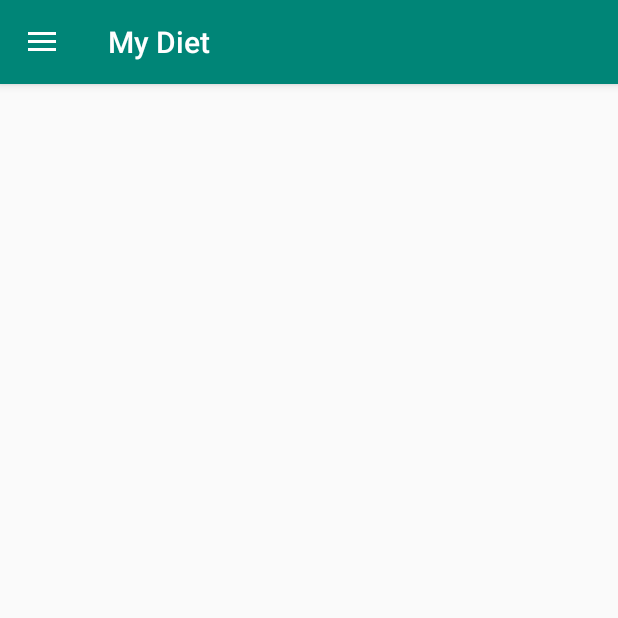
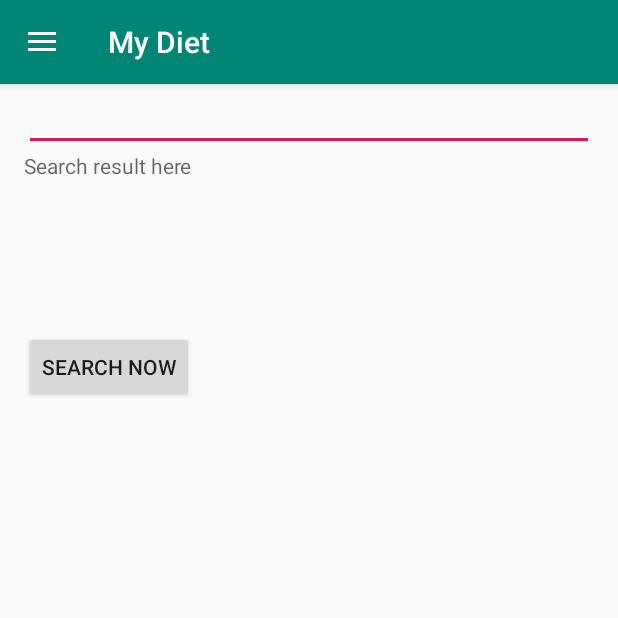
Before and after one commit to psin007/Calorie_Tracker, an Android app: the fragment MyDietScreen placed in its activity, in the side drawer, after a tap on "My diet", on a phone screen of 412 x 824 dp, the top half of it. Run offline under Robolectric (Android 15) with nearby library versions, the phone set to English and light mode, and no system bars.

Commit message:
custom search

```diff
--- a/app/src/main/java/com/example/mycalorietracker/MyHomeScreen.java
+++ b/app/src/main/java/com/example/mycalorietracker/MyHomeScreen.java
@@ -16,47 +16,47 @@ import java.text.SimpleDateFormat;
 import java.util.Calendar;
 
 public class MyHomeScreen  extends Fragment {
-    View vDisplayUnit;
+    View vHomeScreen;
     private TextView tvwelcome;
     private TextView tvdate;
     private EditText editGoal;
     @Override
     public View onCreateView(LayoutInflater inflater, ViewGroup container, Bundle
             savedInstanceState) {
-        vDisplayUnit = inflater.inflate(R.layout.myhomescreen, container, false);
+        vHomeScreen = inflater.inflate(R.layout.myhomescreen, container, false);
         welcomeMessage();
         showgoal();
         //when user updates Goal
-        Button clearButton=(Button)vDisplayUnit.findViewById(R.id.edit_goal);
+        Button clearButton=(Button)vHomeScreen.findViewById(R.id.edit_goal);
         clearButton.setOnClickListener(new View.OnClickListener() {
             public void onClick(View v) {
-                editGoal = (EditText)vDisplayUnit.findViewById(R.id.edgoal);
+                editGoal = (EditText)vHomeScreen.findViewById(R.id.edgoal);
                 String goalUpdated = editGoal.getText().toString();
                 SharedPreferences loggedinuser = getActivity().getSharedPreferences("Loggeduser", Context.MODE_PRIVATE);
                 SharedPreferences.Editor loggedUsered = loggedinuser.edit();
                 loggedUsered.putString("goalValue",goalUpdated);
                 loggedUsered.apply();
-                Toast.makeText(vDisplayUnit.getContext(),"Goal updated",Toast.LENGTH_SHORT).show();
+                Toast.makeText(vHomeScreen.getContext(),"Goal updated",Toast.LENGTH_SHORT).show();
                 showgoal();
             }
         });
-        return vDisplayUnit;
+        return vHomeScreen;
     }
 
     //to welcome user on dashboard and show current date and time
     public void welcomeMessage(){
-        tvwelcome = (TextView)vDisplayUnit.findViewById(R.id.tv_welcomeMsg);
+        tvwelcome = (TextView)vHomeScreen.findViewById(R.id.tv_welcomeMsg);
         SharedPreferences loggedinuser = getActivity().getSharedPreferences("Loggeduser", Context.MODE_PRIVATE);
         String uname = loggedinuser.getString("username",null);
         //int ulevelofactivity = Integer.parseInt(loggedinuser.getString("levelofactivity",null));//just checking
         tvwelcome.setText("Welcome "+uname);
         String date = new SimpleDateFormat("yyyy-MM-dd HH:mm").format(Calendar.getInstance().getTime());
-        tvdate = (TextView)vDisplayUnit.findViewById(R.id.tv_currentdateandtime);
+        tvdate = (TextView)vHomeScreen.findViewById(R.id.tv_currentdateandtime);
         tvdate.setText("Current date and time: " +date);
     }
     //show goal to dashboard
     public void showgoal(){
-        editGoal = (EditText)vDisplayUnit.findViewById(R.id.edgoal);
+        editGoal = (EditText)vHomeScreen.findViewById(R.id.edgoal);
         SharedPreferences loggedinuser = getActivity().getSharedPreferences("Loggeduser", Context.MODE_PRIVATE);
         String goalVal = loggedinuser.getString("goalValue","0");
         editGoal.setText(goalVal);
--- a/app/src/main/res/layout/mydietscreen.xml
+++ b/app/src/main/res/layout/mydietscreen.xml
@@ -1,7 +1,42 @@
 <?xml version="1.0" encoding="utf-8"?>
-<android.support.constraint.ConstraintLayout
-    xmlns:android="http://schemas.android.com/apk/res/android" android:layout_width="match_parent"
+<RelativeLayout xmlns:android="http://schemas.android.com/apk/res/android"
+    xmlns:app="http://schemas.android.com/apk/res-auto"
+    xmlns:tools="http://schemas.android.com/tools"
+    android:layout_width="match_parent"
     android:layout_height="match_parent"
+    android:orientation="vertical"
     >
+    <EditText
+        android:id="@+id/searchfood"
+        android:layout_width="match_parent"
+        android:layout_height="wrap_content"
+        android:layout_marginTop="39dp"
+        />
 
-</android.support.constraint.ConstraintLayout>
+    <Button
+        android:id="@+id/btnFind"
+        android:layout_width="wrap_content"
+        android:layout_height="wrap_content"
+        android:layout_below="@id/searchfood"
+        android:layout_marginTop="120dp"
+        android:text="Search Now" />
+    <TextView
+        android:id="@+id/tvResult"
+        android:layout_width="wrap_content"
+        android:layout_height="wrap_content"
+        android:hint="Search result here"
+        android:layout_below="@id/searchfood"/>
+    />
+
+    <ImageView
+        android:id="@+id/imageSearch"
+        android:layout_width="match_parent"
+        android:layout_height="300dp"
+        android:layout_below="@id/tvResult"
+        android:layout_marginTop="121dp" />
+
+    <TextView
+        android:id="@+id/sourceImage"
+        android:layout_width="wrap_content"
+        android:layout_height="wrap_content" />
+</RelativeLayout>
```
Also changed, not shown: app/src/main/java/com/example/mycalorietracker/MyDietScreen.java (+85 -3 lines), app/src/main/java/com/example/mycalorietracker/SearchGoogleAPI.java (added, +89 -0 lines).
